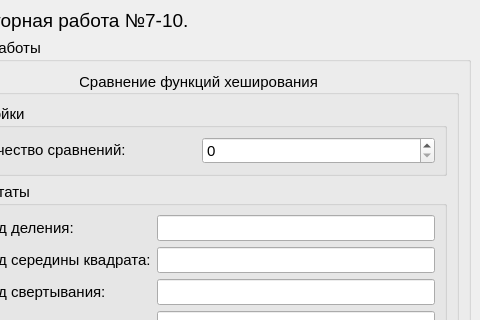
The window that form/ui/form.ui (AquaUseful/struct_algs_hashing) describes before a commit, drawn with Qt 5; both pictures show x 82 to 562 and y 0 to 320 of the 562 by 745 pixel window.
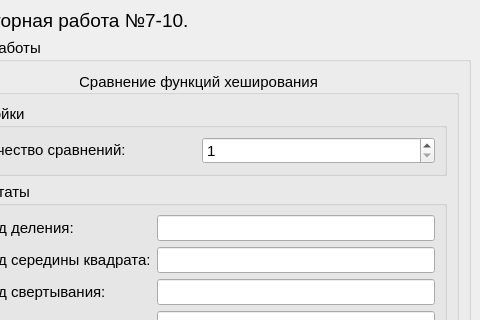
The same window after the commit.

Commit message: feat: change form accorging lab 8 requirements

The edit to the form file:
```diff
--- a/form/ui/form.ui
+++ b/form/ui/form.ui
@@ -82,7 +82,14 @@
               </widget>
              </item>
              <item>
-              <widget class="QSpinBox" name="spinBox"/>
+              <widget class="QSpinBox" name="batchCount">
+               <property name="minimum">
+                <number>1</number>
+               </property>
+               <property name="maximum">
+                <number>1000</number>
+               </property>
+              </widget>
              </item>
             </layout>
            </widget>
```
The commit also changes 4 other files.
